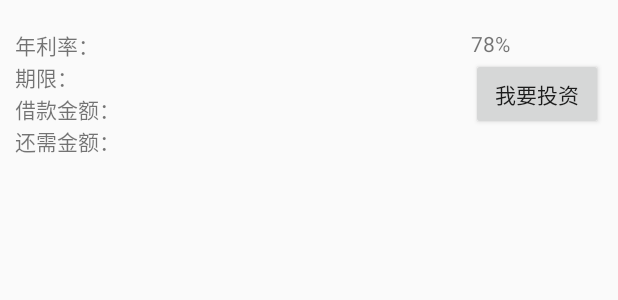
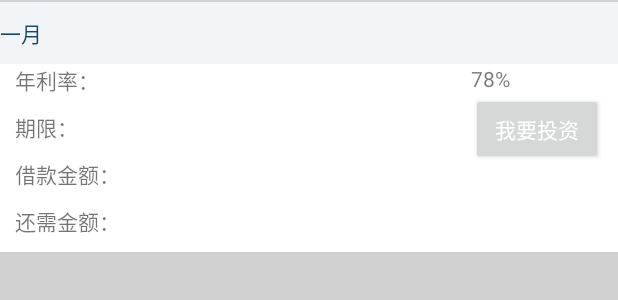
Before and after one commit to fireshort/rongkedai_web_app, an Android app: the layout project_list_item.xml on its own in the app's theme, with its tools: preview values and no code run, on a phone screen of 412 x 824 dp. Shown: the top 300 px of the screen. Run offline under Robolectric (Android 15) with nearby library versions, the light colour scheme and no system bars.

Commit message:
finish project list ui.

```diff
--- a/app/src/main/AndroidManifest.xml
+++ b/app/src/main/AndroidManifest.xml
@@ -13,6 +13,10 @@
                 android:name="com.rongkedai.WebViewActivity"
                 android:label="@string/app_name">
         </activity>
+        <activity
+                android:name="com.rongkedai.ui.ProjectListActivity"
+                >
+        </activity>
         <activity android:name="com.rongkedai.MainActivity">
             <intent-filter>
                 <action android:name="android.intent.action.MAIN"/>
--- a/app/src/main/java/com/rongkedai/MainActivity.java
+++ b/app/src/main/java/com/rongkedai/MainActivity.java
@@ -7,6 +7,7 @@ import android.widget.TextView;
 import butterknife.ButterKnife;
 import butterknife.OnClick;
 import com.rongkedai.misc.Urls;
+import com.rongkedai.ui.ProjectListActivity;
 
 public class MainActivity extends Activity
 {
@@ -25,8 +26,8 @@ public class MainActivity extends Activity
         switch(tv.getId())
         {
         case R.id.borrow_tv:
-            intent=new Intent(this,WebViewActivity.class);
-            intent.putExtra("url",Urls.PROJECT_LIST_WEB);
+            intent=new Intent(this,ProjectListActivity.class);
+            //intent.putExtra("url",Urls.PROJECT_LIST_WEB);
             startActivity(intent);
             break;
         case R.id.website_notice_view:
--- a/app/src/main/java/com/rongkedai/dao/AbsDao.java
+++ b/app/src/main/java/com/rongkedai/dao/AbsDao.java
@@ -1,7 +1,6 @@
 package com.rongkedai.dao;
 
 import com.yuexiaohome.framework.exception.AppException;
-import com.rongkedai.misc.Setting;
 import com.yuexiaohome.framework.http.HttpException;
 import com.yuexiaohome.framework.http.HttpMethod;
 import com.yuexiaohome.framework.http.HttpUtility;
@@ -21,7 +20,7 @@ public abstract class AbsDao<T>
 
     public T doAction() throws AppException
     {
-        //onPreSetupSignature();
+        onPreSetupSignature();
         //setupSignature();
         //onPostSetupSignature();
         try
@@ -58,7 +57,7 @@ public abstract class AbsDao<T>
     protected void onPreSetupSignature()
     {
         put("apiVersion","1.0");
-        put("lang",Setting.getLang());
+        //put("lang",Setting.getLang());
     }
 
     protected void onPostSetupSignature()
--- a/app/src/main/java/com/rongkedai/misc/Urls.java
+++ b/app/src/main/java/com/rongkedai/misc/Urls.java
@@ -22,4 +22,6 @@ public class Urls
     public static final String DISCUSSION_WEB=HOST+"mobile/rongkehui/index.jsp";
 
     public static final String ACCOUNT_WEB=HOST+"wapaccount/intoMyAccount.jhtml";
+
+    public static final String INTO_BORROW_DETAIL_WEB=HOST+"wapborrow/intoborrowdetails.jhtml?borrowid=";
 }
--- a/app/src/main/res/layout/project_list.xml
+++ b/app/src/main/res/layout/project_list.xml
@@ -11,7 +11,7 @@
             android:clipToPadding="false"
             android:paddingLeft="16dp"
             android:paddingRight="16dp"
-            android:paddingBottom="10dp"
+            android:paddingBottom="20dp"
             android:numColumns="1"
             android:stretchMode="columnWidth"
             android:horizontalSpacing="10dp"
--- a/app/src/main/res/layout/project_list_item.xml
+++ b/app/src/main/res/layout/project_list_item.xml
@@ -4,20 +4,29 @@
               xmlns:app="http://schemas.android.com/apk/res-auto"
               android:orientation="vertical"
               android:layout_width="match_parent"
-              android:layout_height="match_parent">
-
+              android:layout_height="match_parent"
+              android:background="#d1d1d1"
+        >
 
     <TextView
             android:maxLines="1"
             android:ellipsize="end"
             android:id="@+id/name_tv"
             android:gravity="left"
-            android:textColor="#888888"
+            android:textColor="#15456f"
+            android:background="#f1f5f8"
+            android:text="一月"
             android:layout_width="match_parent"
-            android:layout_height="wrap_content"/>
-    <FrameLayout xmlns:android="http://schemas.android.com/apk/res/android"
+            android:layout_height="wrap_content"
+            android:layout_marginTop="1dp"
+            android:paddingTop="10dp"
+            android:paddingBottom="10dp"
+            />
+    <FrameLayout
                  android:layout_width="match_parent"
-                 android:layout_height="match_parent">
+                 android:layout_height="wrap_content"
+            android:background="#FFF"
+            >
         <LinearLayout
                 android:orientation="vertical"
                 android:layout_width="wrap_content"
@@ -32,7 +41,9 @@
                     android:gravity="left"
                     android:text="年利率："
                     android:layout_width="wrap_content"
-                    android:layout_height="wrap_content"/>
+                    android:layout_height="wrap_content"
+                    android:paddingBottom="10dp"
+                    />
             <TextView
                     android:maxLines="1"
                     android:ellipsize="end"
@@ -40,7 +51,9 @@
                     android:gravity="left"
                     android:text="期限："
                     android:layout_width="wrap_content"
-                    android:layout_height="wrap_content"/>
+                    android:layout_height="wrap_content"
+                    android:paddingBottom="10dp"
+                    />
             <TextView
                     android:maxLines="1"
                     android:ellipsize="end"
@@ -48,7 +61,9 @@
                     android:gravity="left"
                     android:text="借款金额："
                     android:layout_width="wrap_content"
-                    android:layout_height="wrap_content"/>
+                    android:layout_height="wrap_content"
+                    android:paddingBottom="10dp"
+                    />
             <TextView
                     android:maxLines="1"
                     android:ellipsize="end"
@@ -56,7 +71,9 @@
                     android:gravity="left"
                     android:text="还需金额："
                     android:layout_width="wrap_content"
-                    android:layout_height="wrap_content"/>
+                    android:layout_height="wrap_content"
+                    android:paddingBottom="10dp"
+                    />
 
         </LinearLayout>
         <LinearLayout
@@ -79,7 +96,9 @@
                     android:layout_width="wrap_content"
                     android:layout_height="wrap_content"
                     android:text="我要投资"
-                    android:id="@+id/button" android:layout_gravity="right"/>
+                    android:textColor="@android:color/white"
+                    android:gravity="center"
+                    android:id="@+id/borrow_btn" android:layout_gravity="right"/>
 
         </LinearLayout>
 
```
Also changed, not shown: app/src/main/java/com/rongkedai/dao/ProjectListDao.java (+13 -6 lines), app/src/main/java/com/rongkedai/ui/ProjectListActivity.java (+129 -13 lines).
